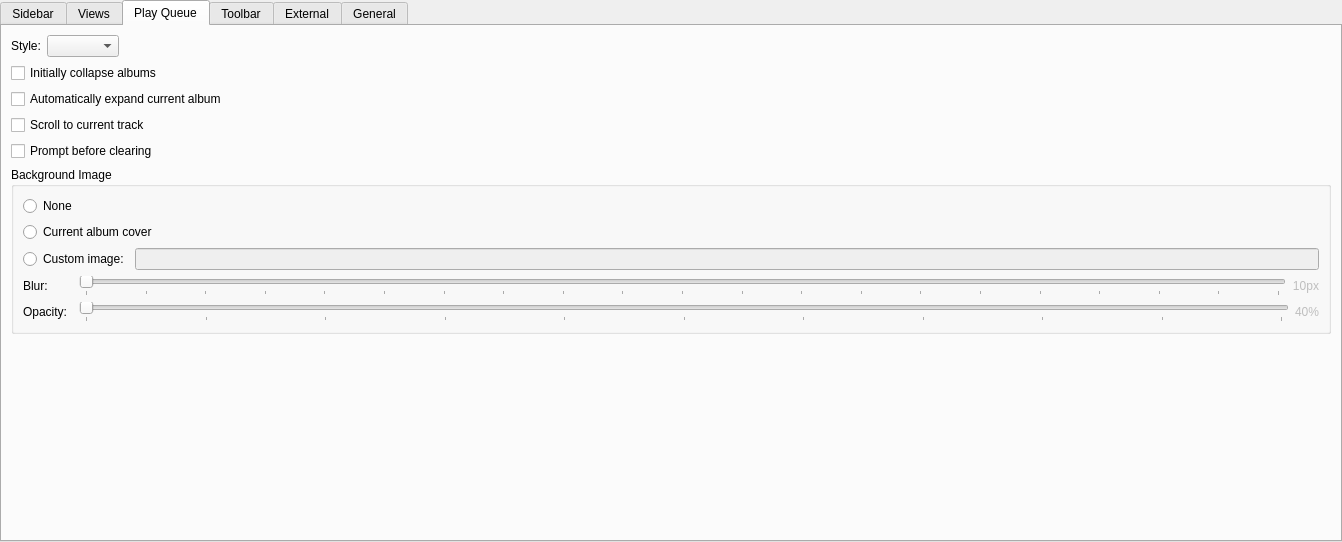
Before: the Qt Designer form gui/interfacesettings.ui in CDrummond/cantata, drawn with Qt 5.
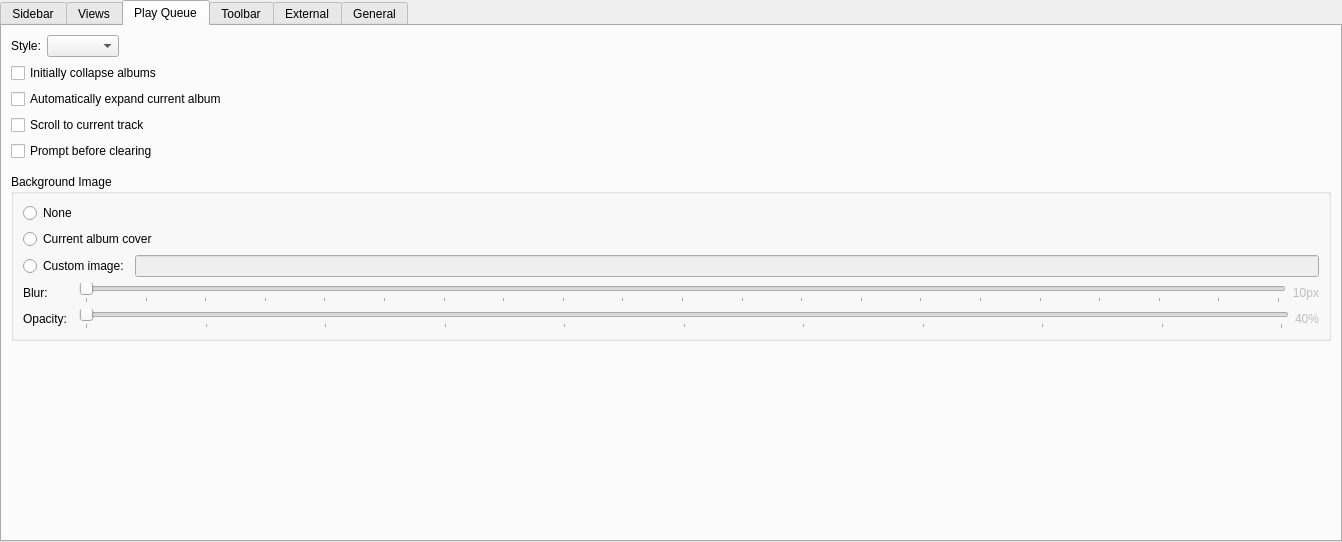
After: the same form once the commit is applied. The open tabs and pages were chosen to show the change. Custom widgets are drawn as their Qt base class.

Commit message: Hack around some glitches in OSX.

Diff of the .ui file:
```diff
--- a/gui/interfacesettings.ui
+++ b/gui/interfacesettings.ui
@@ -375,7 +375,23 @@
          </property>
         </widget>
        </item>
-       <item row="5" column="0" colspan="2">
+       <item row="5" column="0">
+        <spacer name="macSpacerHack">
+         <property name="orientation">
+          <enum>Qt::Vertical</enum>
+         </property>
+         <property name="sizeType">
+          <enum>QSizePolicy::Fixed</enum>
+         </property>
+         <property name="sizeHint" stdset="0">
+          <size>
+           <width>2</width>
+           <height>1</height>
+          </size>
+         </property>
+        </spacer>
+       </item>
+       <item row="6" column="0" colspan="2">
         <widget class="QGroupBox" name="groupBox">
          <property name="sizePolicy">
           <sizepolicy hsizetype="MinimumExpanding" vsizetype="Preferred">
```
Left out of the diff: 14 changed lines with no effect on the pictures.
